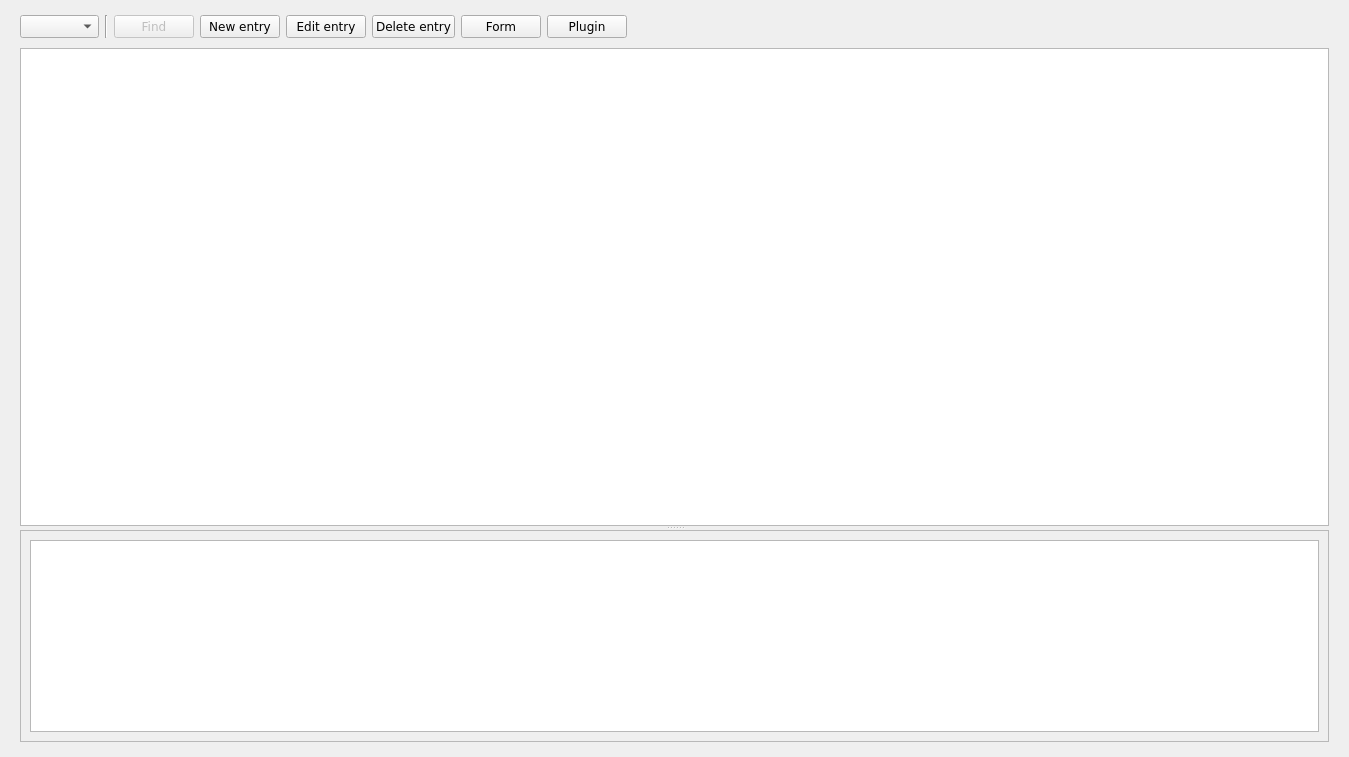
First picture: the form in resources/data_sheet.ui, repository lesca-research/piccel, before the edit.
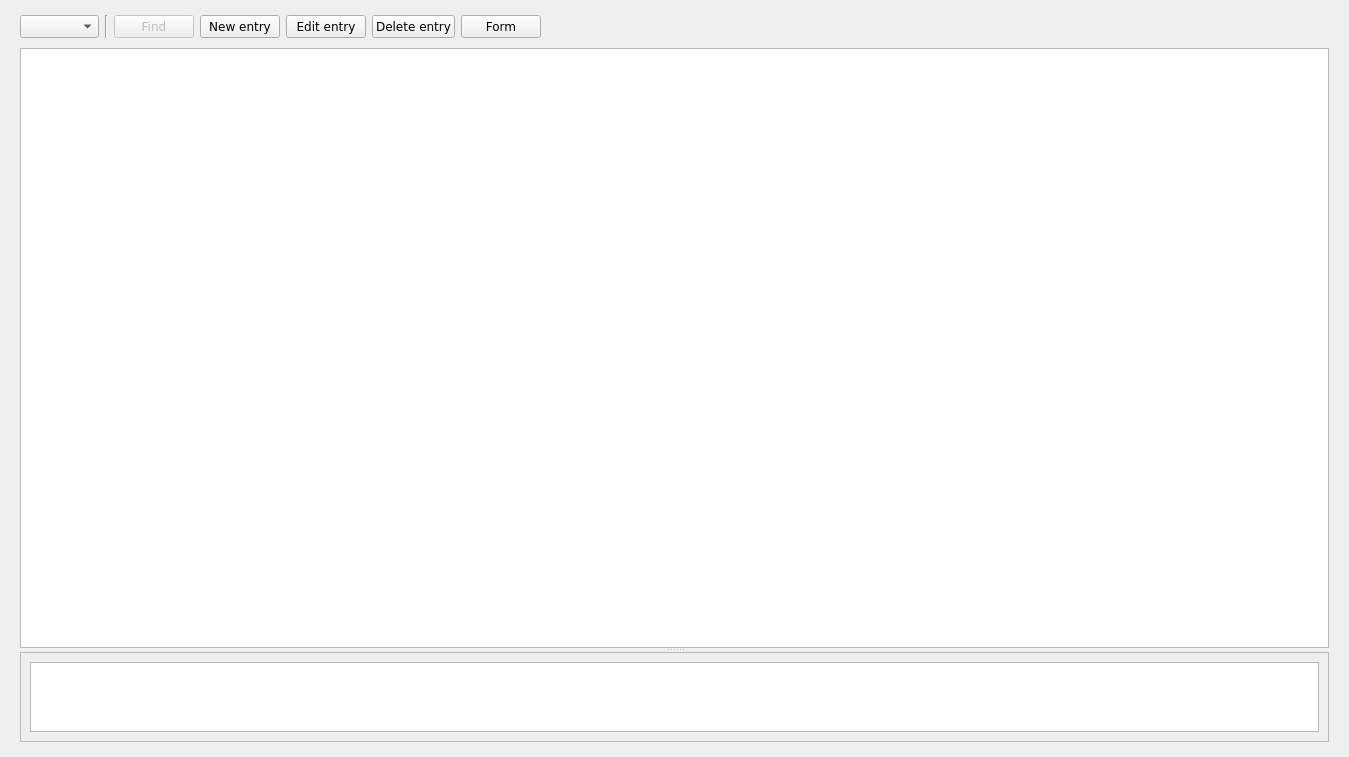
Second picture: the form after the edit. Custom widgets are drawn as their Qt base class.

Commit message: Embedded salt in any encrypted workbook file for self-contained decryption. Get rid of sheet properties, put everything in plugin. Add user-specific password. User can login with a lower role. Add workbook jobs. Improve workbook menu UI. Force key to be defined while setting form values. Allow NA values when checking for uniqueness in form item validation. Add email_overdue tracking in emailled_poll_tracking. Add command to convert google form to piccel form.

Diff of the .ui file:
```diff
--- a/resources/data_sheet.ui
+++ b/resources/data_sheet.ui
@@ -114,18 +114,6 @@
         </property>
        </widget>
       </item>
-      <item>
-       <widget class="QPushButton" name="button_edit_plugin">
-        <property name="font">
-         <font>
-          <family>Verdana</family>
-         </font>
-        </property>
-        <property name="text">
-         <string>Plugin</string>
-        </property>
-       </widget>
-      </item>
       <item>
        <spacer name="horizontalSpacer_2">
         <property name="orientation">
@@ -169,7 +157,7 @@
          <property name="sizePolicy">
           <sizepolicy hsizetype="Expanding" vsizetype="Expanding">
            <horstretch>0</horstretch>
-           <verstretch>3</verstretch>
+           <verstretch>9</verstretch>
           </sizepolicy>
          </property>
          <property name="font">
@@ -190,9 +178,9 @@
         </widget>
         <widget class="QFrame" name="cell_value_frame">
          <property name="sizePolicy">
-          <sizepolicy hsizetype="Minimum" vsizetype="Preferred">
+          <sizepolicy hsizetype="Preferred" vsizetype="Preferred">
            <horstretch>0</horstretch>
-           <verstretch>0</verstretch>
+           <verstretch>1</verstretch>
           </sizepolicy>
          </property>
          <property name="frameShape">
@@ -205,7 +193,7 @@
           <item>
            <widget class="QTextBrowser" name="cell_value">
             <property name="sizePolicy">
-             <sizepolicy hsizetype="MinimumExpanding" vsizetype="Expanding">
+             <sizepolicy hsizetype="Preferred" vsizetype="Preferred">
               <horstretch>0</horstretch>
               <verstretch>0</verstretch>
              </sizepolicy>
```
The commit also changes 30 other files.
